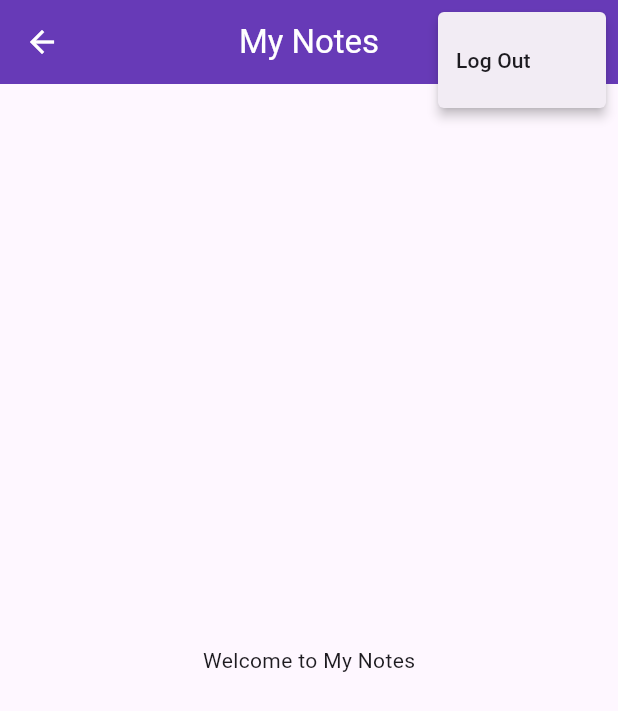
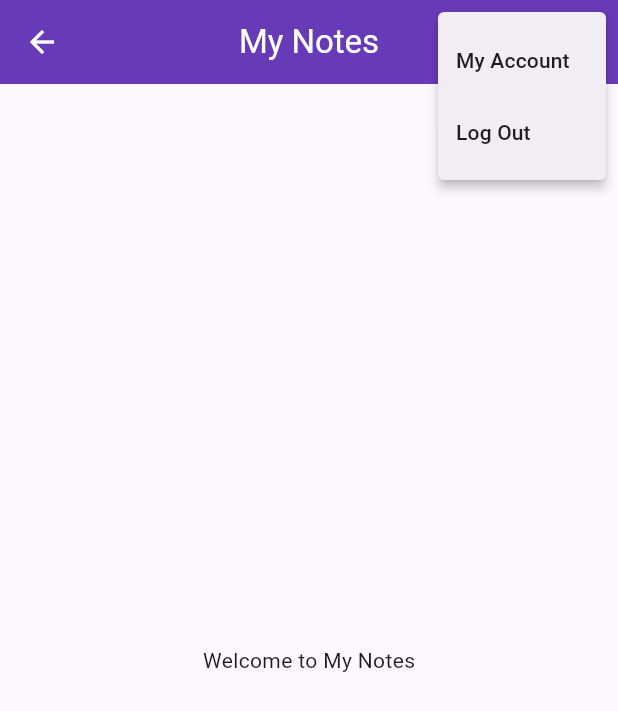
Before and after one commit to RaannaKasturi/mynotes, a Flutter app: the NotesView screen opened by its route, after a tap on the "more vert" icon, on a phone screen of 412 x 824 dp. Shown: the top 711 px of the screen. Run offline on Flutter 3.47's test engine with Material 3 defaults, Android fonts, the phone set to English and light mode, and no system bars; our stand-ins replace firebase_auth, firebase_core; accounts and stored records are empty; generated files the repository leaves out were written again.

Commit message:
Refactor login and registration flows to navigate to notes view directly after successful login/registration; add account option in notes menu

```diff
--- a/lib/view/notes_view.dart
+++ b/lib/view/notes_view.dart
@@ -3,7 +3,7 @@ import 'dart:developer';
 import 'package:firebase_auth/firebase_auth.dart';
 import 'package:flutter/material.dart';
 
-enum MenuAction { logout }
+enum MenuAction { account, logout }
 
 Future<bool> logoutDialog(BuildContext context) {
   return showDialog<bool>(
@@ -61,14 +61,19 @@ class _NotesViewState extends State<NotesView> {
                       });
                     }
                   }
+                  break;
+                case MenuAction.account:
+                  break;
               }
             },
             itemBuilder: (context) {
               return const [
                 PopupMenuItem<MenuAction>(
+                    value: MenuAction.account, child: Text("My Account")),
+                PopupMenuItem<MenuAction>(
                   value: MenuAction.logout,
                   child: Text("Log Out"),
-                )
+                ),
               ];
             },
           )
```
Also changed, not shown: lib/view/login_view.dart (+8 -7 lines), lib/view/register_view.dart (+8 -7 lines).
